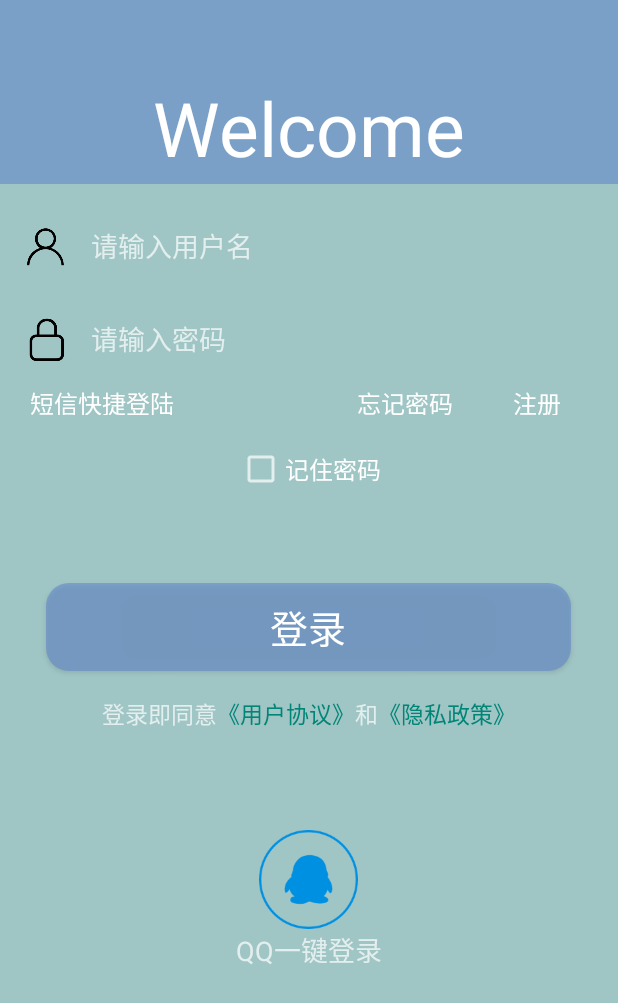
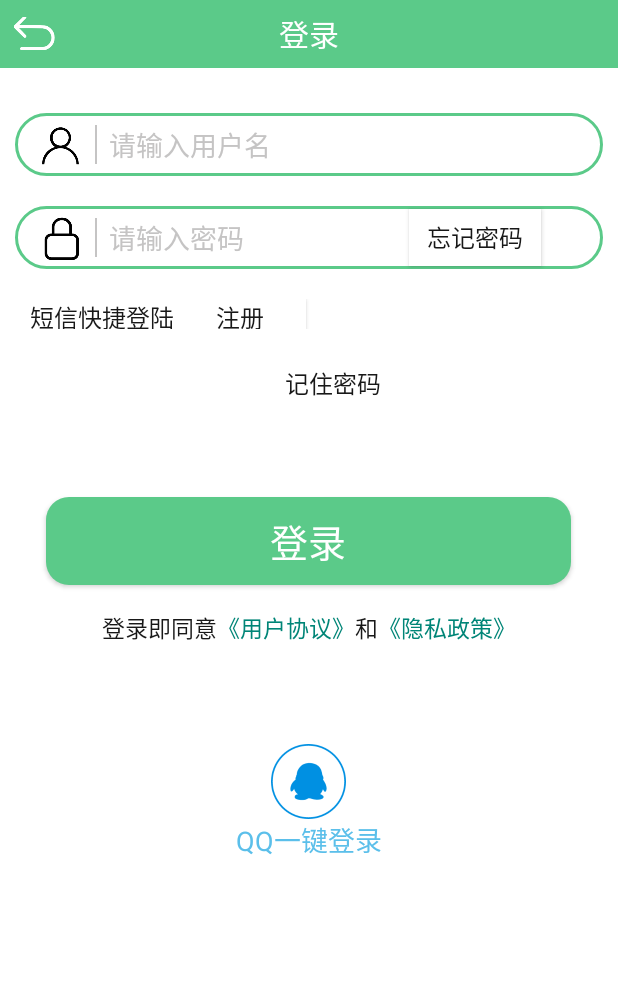
Before and after one commit to MuppetWizard/Weather, an Android app: the ActLogin screen opened directly, with no data from a screen before it, on a phone screen of 412 x 824 dp. Shown: the top 1003 px of the screen. Run offline under Robolectric (Android 15) with nearby library versions, the phone set to English and light mode, and no system bars; our stand-ins replace ButterKnife; libraries missing offline, so code that uses them is left out: cn.sharesdk.framework, cn.sharesdk.tencent, cn.smssdk, cn.smssdk.gui, org.xutils.common and 2 more.

Commit message:
登录界面更改

```diff
--- /dev/null
+++ b/app/src/main/res/drawable/border_green.xml
@@ -0,0 +1,8 @@
+<?xml version="1.0" encoding="utf-8"?>
+<shape xmlns:android="http://schemas.android.com/apk/res/android">
+
+
+    <stroke android:width="2dp"
+        android:color="@color/app_primary"/>
+    <corners android:radius="20dp"/>
+</shape>
--- a/app/src/main/res/drawable/button_shape.xml
+++ b/app/src/main/res/drawable/button_shape.xml
@@ -2,7 +2,7 @@
 <shape xmlns:android="http://schemas.android.com/apk/res/android"
     android:shape="rectangle">
     <!-- 填充的颜色 -->
-    <solid android:color="#996389CA" />
+    <solid android:color="@color/app_primary" />
 
     <!-- 设置按钮的四个角为弧形 -->
     <!-- android:radius 弧形的半径 -->
--- a/app/src/main/res/layout/act_login.xml
+++ b/app/src/main/res/layout/act_login.xml
@@ -4,120 +4,139 @@
     xmlns:tools="http://schemas.android.com/tools"
     android:layout_width="match_parent"
     android:layout_height="match_parent"
+    android:background="@color/app_White"
     android:orientation="vertical"
-    android:background="#A0C5C5"
     tools:context=".Activity.ActLogin">
-<LinearLayout
-    android:layout_width="match_parent"
-    android:layout_height="match_parent"
-    android:orientation="vertical"
-    android:gravity="center">
-    <LinearLayout
+
+    <RelativeLayout
         android:layout_width="match_parent"
-        android:layout_height="wrap_content"
-        android:orientation="vertical"
-        android:gravity="center"
-        android:background="#996389CA"
-        >
+        android:layout_height="45dp"
+        android:background="@color/app_primary">
+
         <TextView
+            android:id="@+id/city"
             android:layout_width="wrap_content"
-            android:layout_height="71dp"
-            android:layout_gravity="center"
-            android:layout_marginTop="60dp"
-            android:text="Welcome"
-            android:textColor="#FFFFFF"
-            android:textSize="50sp">
-        </TextView>
-    </LinearLayout>
+            android:layout_height="match_parent"
+            android:layout_centerInParent="true"
+            android:gravity="center"
+            android:text="登录"
+            android:textColor="@color/app_White"
+            android:textSize="20sp" />
+
+        <ImageView
+            android:id="@+id/lv_back"
+            android:layout_width="30dp"
+            android:layout_height="30dp"
+            android:layout_alignParentStart="true"
+            android:layout_centerVertical="true"
+            android:layout_marginStart="8dp"
+            android:src="@mipmap/back" />
+    </RelativeLayout>
+
     <LinearLayout
         android:layout_width="match_parent"
         android:layout_height="wrap_content"
         android:orientation="vertical"
         android:paddingTop="20dp"
-        >
+        android:layout_margin="10dp">
+
         <LinearLayout
             android:layout_width="match_parent"
-            android:layout_height="match_parent"
-            android:orientation="horizontal"
-            android:layout_marginBottom="10dp">
+            android:layout_height="wrap_content"
+            android:layout_marginBottom="10dp"
+            android:background="@drawable/border_green"
+            android:orientation="horizontal">
+
             <ImageView
                 android:layout_width="45dp"
                 android:layout_height="match_parent"
                 android:paddingLeft="15dp"
-                android:src="@mipmap/user"></ImageView>
+                android:src="@mipmap/user" />
+            <View
+                android:layout_width="1dp"
+                android:layout_height="match_parent"
+                android:layout_margin="8dp"
+                android:background="@color/app_Gray"/>
 
             <EditText
-                android:background="@null"
+                android:id="@+id/user_login"
                 android:layout_width="match_parent"
                 android:layout_height="42dp"
-                android:id="@+id/user_login"
-                android:paddingLeft="15dp"
+                android:background="@null"
                 android:hint="请输入用户名"
-                >
-            </EditText>
-    </LinearLayout>
+                android:textColorHint="@color/app_Gray" />
+        </LinearLayout>
+
         <LinearLayout
             android:layout_width="match_parent"
             android:layout_height="wrap_content"
-            android:orientation="horizontal"
-            android:layout_marginTop="10dp">
+            android:layout_marginTop="10dp"
+            android:background="@drawable/border_green"
+            android:orientation="horizontal">
+
             <ImageView
                 android:layout_width="45dp"
                 android:layout_height="match_parent"
                 android:paddingLeft="15dp"
-                android:src="@mipmap/paswd">
-            </ImageView>
+                android:src="@mipmap/paswd"/>
+
+            <View
+                android:layout_width="1dp"
+                android:layout_height="match_parent"
+                android:layout_margin="8dp"
+                android:background="@color/app_Gray"/>
             <EditText
+                android:id="@+id/pswd_login"
+                android:layout_width="200dp"
+                android:layout_height="42dp"
                 android:background="@null"
-                android:inputType="textPassword"
-                android:layout_width="match_parent"
-                android:layout_height="42dp"
-                android:paddingLeft="15dp"
-                android:id="@+id/pswd_login"
                 android:hint="请输入密码"
-                >
-            </EditText>
-
+                android:textColorHint="@color/app_Gray"
+                android:inputType="textPassword" />
+            <Button
+                android:id="@+id/forget_button_login"
+                android:layout_width="wrap_content"
+                android:layout_height="38dp"
+                android:layout_gravity="center_vertical|end"
+                android:background="@color/app_White"
+                android:text="忘记密码"
+                android:textColor="@color/app_Dark"
+                android:textSize="16sp" />
         </LinearLayout>
     </LinearLayout>
+
     <LinearLayout
         android:layout_width="match_parent"
         android:layout_height="wrap_content"
-        android:orientation="horizontal"
-        android:layout_marginTop="10dp">
+        android:layout_marginTop="10dp"
+        android:orientation="horizontal">
+
         <Button
             android:id="@+id/msg_button_login"
             android:layout_width="wrap_content"
             android:layout_height="20sp"
+            android:background="@color/app_White"
             android:paddingLeft="20dp"
-            android:background="@null"
             android:text="短信快捷登陆"
-            android:textSize="16sp"
-            >
-        </Button>
-        <Button
-            android:id="@+id/forget_button_login"
-            android:layout_width="wrap_content"
-            android:layout_height="20sp"
-            android:background="@null"
-            android:text="忘记密码"
-            android:textSize="16sp"
-            android:layout_marginLeft="110dp"
-            >
-        </Button>
+            android:textColor="@color/app_Dark"
+            android:textSize="16sp" />
+
+
         <Button
             android:id="@+id/register_button_login"
             android:layout_width="wrap_content"
             android:layout_height="20sp"
-            android:background="@null"
+            android:background="@color/app_White"
             android:text="注册"
-            android:textSize="16sp">
-        </Button>
+            android:textColor="@color/app_Dark"
+            android:textSize="16sp" />
     </LinearLayout>
+
     <LinearLayout
         android:layout_width="match_parent"
         android:layout_height="wrap_content"
         android:orientation="vertical">
+
         <CheckBox
             android:id="@+id/rememberPswd"
             android:layout_width="wrap_content"
@@ -125,8 +144,9 @@
             android:layout_gravity="center"
             android:layout_marginTop="20dp"
             android:text="记住密码"
-            android:textSize="16sp">
-        </CheckBox>
+            android:textColor="@color/app_Dark"
+            android:textSize="16sp"/>
+
         <Button
             android:id="@+id/login"
             android:layout_width="350sp"
@@ -136,7 +156,7 @@
             android:background="@drawable/button_shape"
             android:text="登录"
             android:textColor="#FFFFFF"
-            android:textSize="25sp"></Button>
+            android:textSize="25sp"/>
 
         <TextView
             android:id="@+id/userread_login"
@@ -145,13 +165,14 @@
             android:layout_marginTop="10sp"
             android:gravity="center"
             android:text="登录即同意《用户协议》和《隐私政策》"
-            android:textColorHighlight="#00ffffff"
-            android:textSize="15sp"></TextView>
+            android:textColor="@color/app_Dark"
+            android:textColorHighlight="@color/app_blue"
+            android:textSize="15sp"/>
     </LinearLayout>
 
     <LinearLayout
         android:layout_width="match_parent"
-        android:layout_height="280dp"
+        android:layout_height="150dp"
         android:layout_marginTop="60dp"
         android:orientation="horizontal">
 
@@ -187,18 +208,19 @@
 
             <ImageView
                 android:id="@+id/qq_login"
-                android:layout_width="75dp"
-                android:layout_height="66dp"
-                android:src="@mipmap/qq"></ImageView>
+                android:layout_width="50dp"
+                android:layout_height="50dp"
+                android:src="@mipmap/qq"/>
 
             <TextView
                 android:layout_width="match_parent"
                 android:layout_height="wrap_content"
                 android:gravity="center"
                 android:text="QQ一键登录"
-                android:textSize="18sp"></TextView>
+                android:textColor="@color/app_blue"
+                android:textSize="18sp"/>
         </LinearLayout>
 
     </LinearLayout>
+
 </LinearLayout>
-</LinearLayout>
```
Also changed, not shown: app/src/main/res/mipmap-xhdpi/back.png (added).
